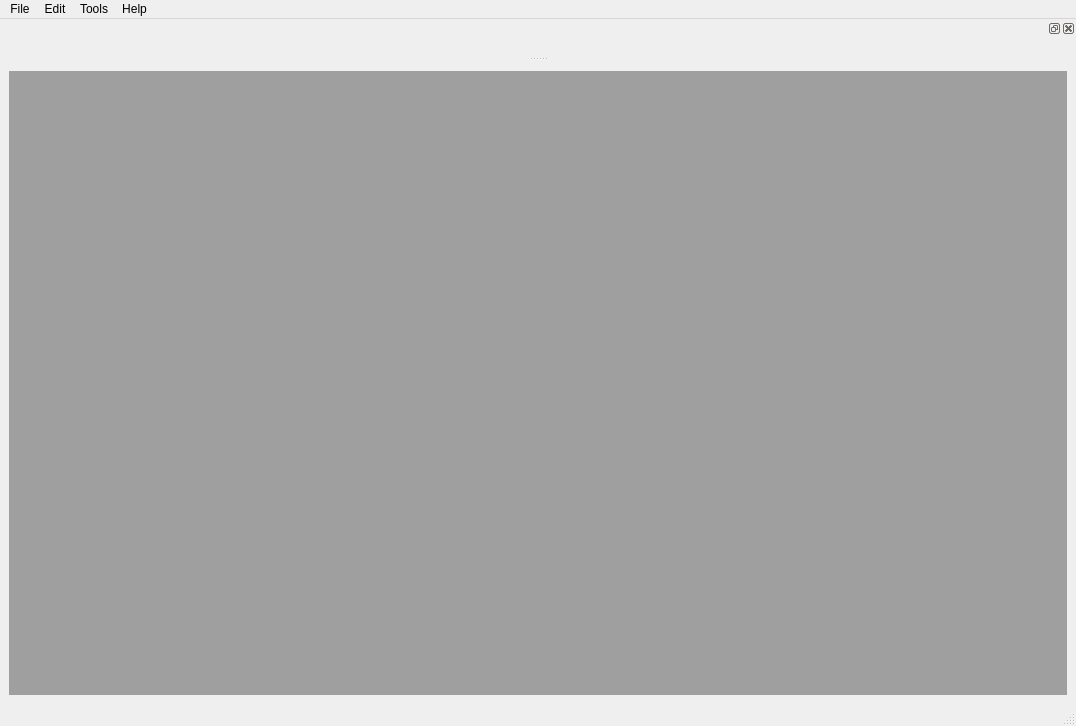
Old version of the form src/CMainWindow.ui in the repository fcrohas/QIcomPCR.
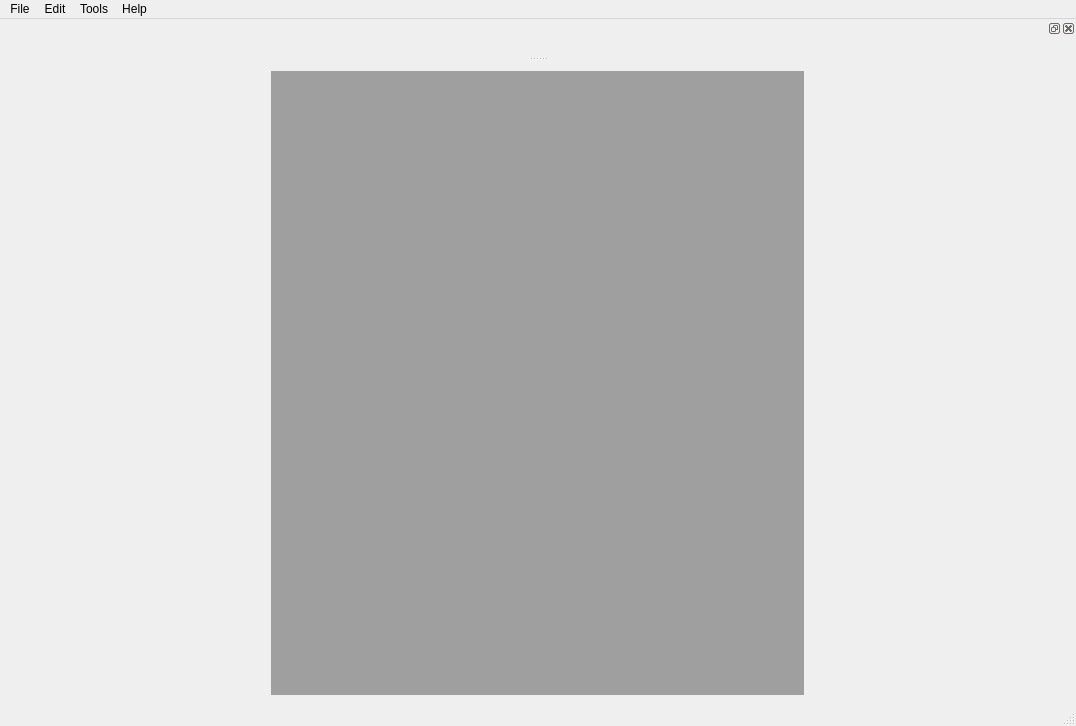
New version of the form. Custom widgets are drawn as their Qt base class.

What changed in the file:
```diff
--- a/src/CMainWindow.ui
+++ b/src/CMainWindow.ui
@@ -24,7 +24,7 @@
   </property>
   <widget class="QWidget" name="centralwidget">
    <layout class="QHBoxLayout" name="horizontalLayout">
-    <item>
+    <item alignment="Qt::AlignHCenter">
      <widget class="QMdiArea" name="mdiArea">
       <widget class="QWidget" name="debugWindow">
        <property name="windowTitle">
```
Left out of the diff: 30 changed lines with no effect on the pictures.
